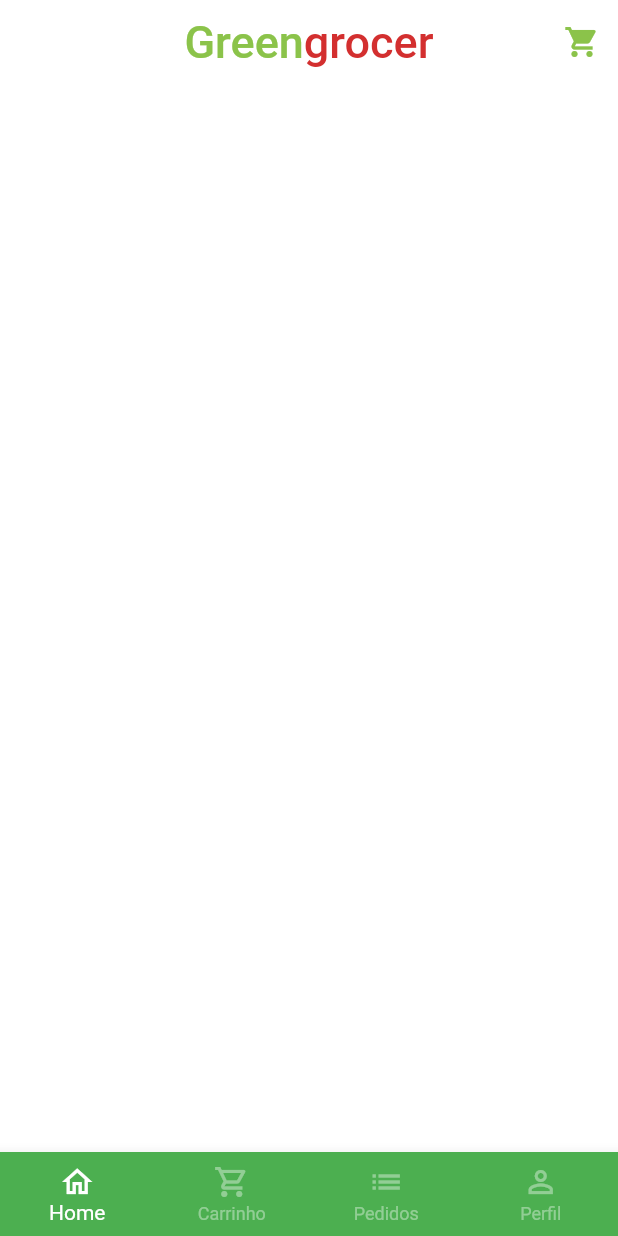
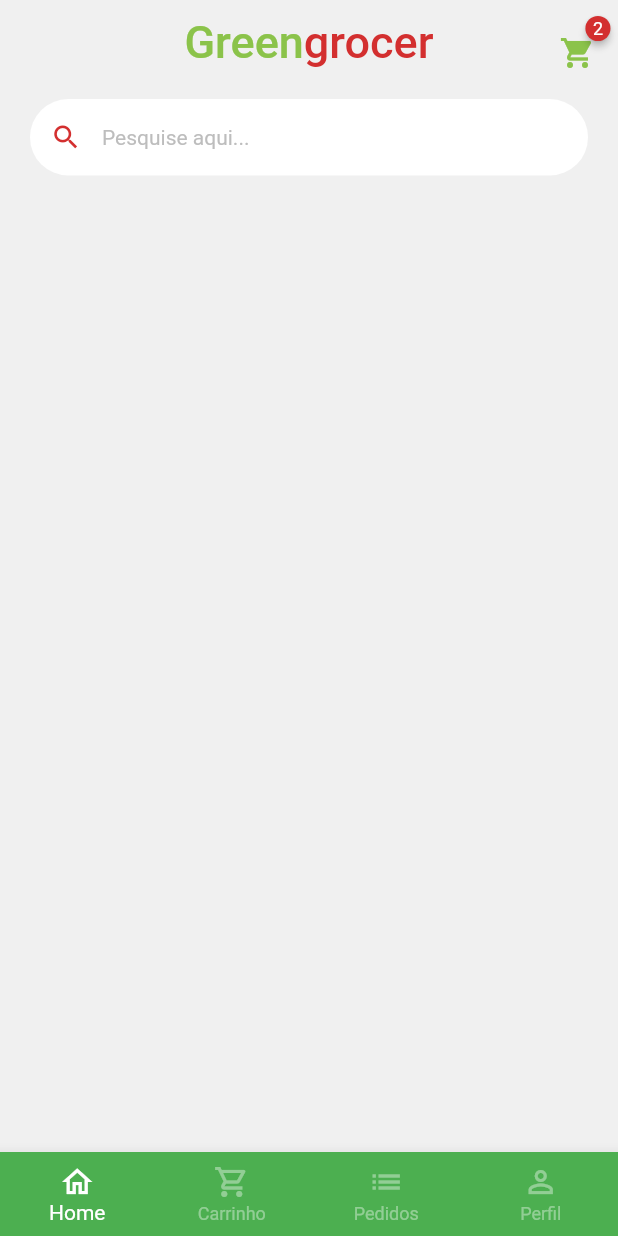
Before and after one commit to nbthales/greengrocer, a Flutter app: the screen it shows after launch, after a tap on "Entrar", on a phone screen of 412 x 824 dp. Run offline on Flutter 3.47's test engine with Material 2 defaults, Android fonts, the phone set to English and light mode, and no system bars; drawn by our look-alikes of badges; our stand-ins replace animated_text_kit, mask_text_input_formatter.

Commit message:
19. Badge e campo de pesquisa

```diff
--- a/lib/main.dart
+++ b/lib/main.dart
@@ -13,9 +13,8 @@ class MyApp extends StatelessWidget {
     return MaterialApp(
       title: 'Flutter Demo',
       theme: ThemeData(
-        primarySwatch: Colors.green,
-        scaffoldBackgroundColor: Colors.white.withAlpha(190),
-      ),
+          primarySwatch: Colors.green,
+          scaffoldBackgroundColor: Colors.grey.withAlpha(20)),
       debugShowCheckedModeBanner: false,
       home: const SignInScreen(),
     );
--- a/lib/src/home/home_tab.dart
+++ b/lib/src/home/home_tab.dart
@@ -1,3 +1,4 @@
+import 'package:badges/badges.dart';
 import 'package:flutter/material.dart';
 import 'package:greengrocer/src/config/custom_colors.dart';
 
@@ -34,16 +35,67 @@ class HomeTab extends StatelessWidget {
           ),
         ),
         actions: [
-          IconButton(
-            onPressed: () {},
-            icon: Icon(
-              Icons.shopping_cart,
-              color: CustomColors.customSwatchColor,
+          Padding(
+            padding: const EdgeInsets.only(
+              top: 15,
+              right: 15,
+            ),
+            child: GestureDetector(
+              onTap: () {},
+              child: Badge(
+                badgeColor: CustomColors.customContrastColor,
+                badgeContent: const Text(
+                  '2',
+                  style: TextStyle(
+                    color: Colors.white,
+                    fontSize: 12,
+                  ),
+                ),
+                child: Icon(
+                  Icons.shopping_cart,
+                  color: CustomColors.customSwatchColor,
+                ),
+              ),
             ),
           ),
         ],
       ),
-      // Campo de pesquisa
+
+      body: Column(
+        children: [
+          // Campo de pesquisa
+          Padding(
+            padding: const EdgeInsets.symmetric(
+              horizontal: 20,
+              vertical: 10,
+            ),
+            child: TextFormField(
+              decoration: InputDecoration(
+                filled: true,
+                fillColor: Colors.white,
+                isDense: true,
+                hintText: 'Pesquise aqui...',
+                hintStyle: TextStyle(
+                  color: Colors.grey.shade400,
+                  fontSize: 14,
+                ),
+                prefixIcon: Icon(
+                  Icons.search,
+                  color: CustomColors.customContrastColor,
+                  size: 21,
+                ),
+                border: OutlineInputBorder(
+                  borderRadius: BorderRadius.circular(60),
+                  borderSide: const BorderSide(
+                    width: 0,
+                    style: BorderStyle.none,
+                  ),
+                ),
+              ),
+            ),
+          ),
+        ],
+      ),
 
       // Categorias
 
--- a/pubspec.yaml
+++ b/pubspec.yaml
@@ -13,6 +13,7 @@ dependencies:
   cupertino_icons: ^1.0.2
   animated_text_kit: ^4.2.2
   mask_text_input_formatter: ^2.3.0
+  badges: ^2.0.3
 
 dev_dependencies:
   flutter_test:
```
Also changed, not shown: pubspec.lock.
